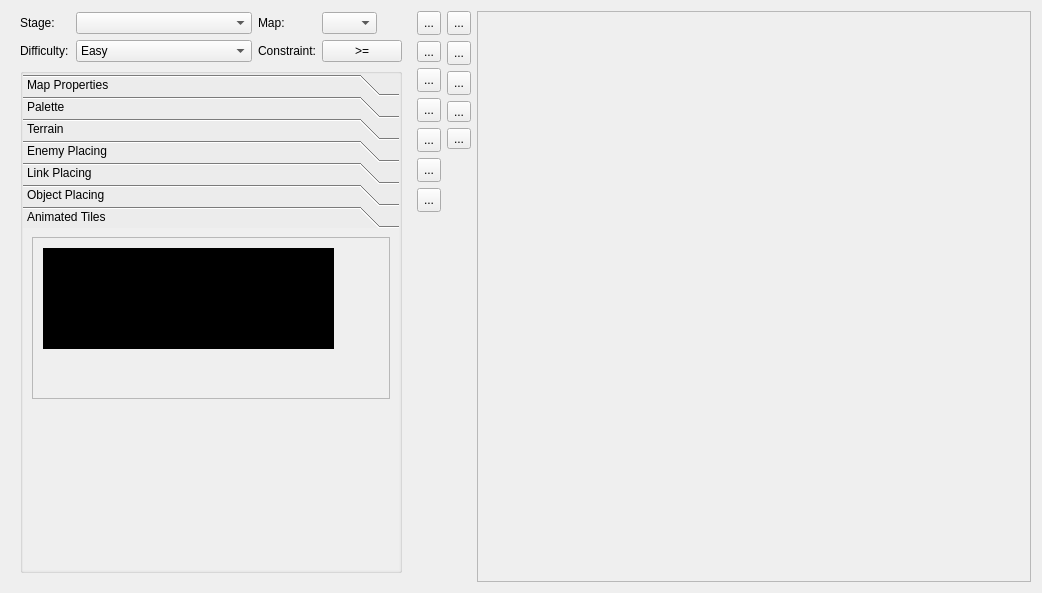
protoman/rockbot, file editor/mainwindow_tab/map_tab.ui: the form before one commit.
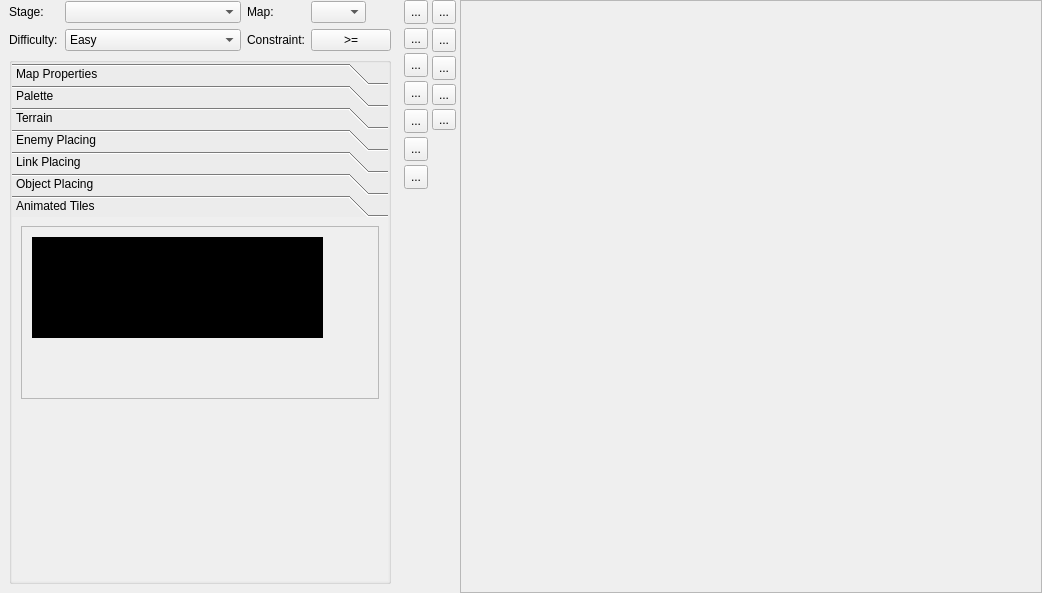
The form after the commit. The open tabs and pages were chosen to show the change. Icons and pictures are not drawn. Custom widgets are drawn as their Qt base class.

Diff of the .ui file:
```diff
--- a/editor/mainwindow_tab/map_tab.ui
+++ b/editor/mainwindow_tab/map_tab.ui
@@ -14,6 +14,21 @@
    <string>Form</string>
   </property>
   <layout class="QHBoxLayout" name="horizontalLayout_2">
+   <property name="spacing">
+    <number>4</number>
+   </property>
+   <property name="leftMargin">
+    <number>0</number>
+   </property>
+   <property name="topMargin">
+    <number>0</number>
+   </property>
+   <property name="rightMargin">
+    <number>0</number>
+   </property>
+   <property name="bottomMargin">
+    <number>0</number>
+   </property>
    <item>
     <widget class="QWidget" name="Sidebar" native="true">
      <property name="minimumSize">
@@ -1052,8 +1067,8 @@
              <rect>
               <x>0</x>
               <y>0</y>
-              <width>376</width>
-              <height>330</height>
+              <width>374</width>
+              <height>304</height>
              </rect>
             </property>
             <attribute name="label">
@@ -1070,8 +1085,8 @@
                  <rect>
                   <x>0</x>
                   <y>0</y>
-                  <width>356</width>
-                  <height>151</height>
+                  <width>354</width>
+                  <height>138</height>
                  </rect>
                 </property>
                 <widget class="animTilePalette" name="animTilePaletteWidget" native="true">
```
Left out of the diff: 24 changed lines with no effect on the pictures.
